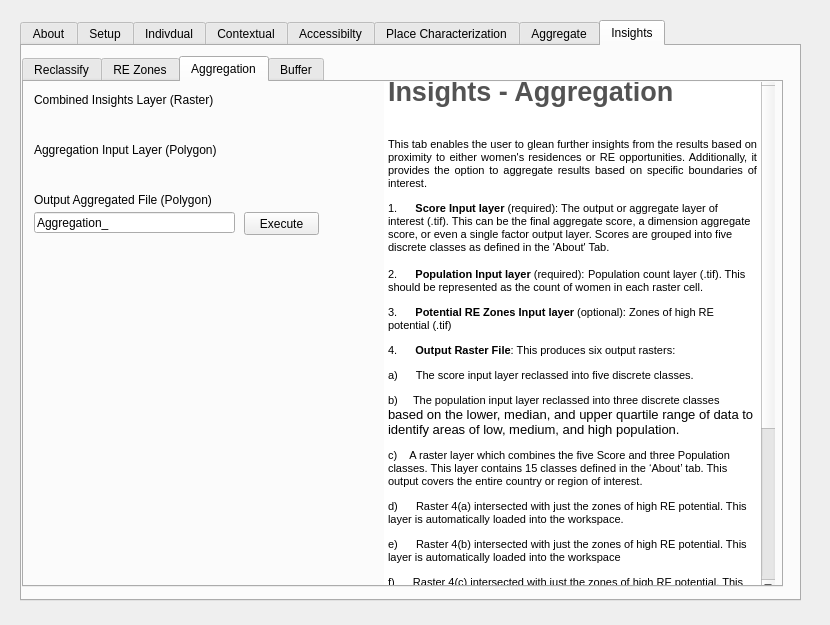
Before: the Qt Designer form gender_indicator_tool/gender_indicator_tool_dialog_base.ui in worldbank/GEEST, drawn with Qt 5.
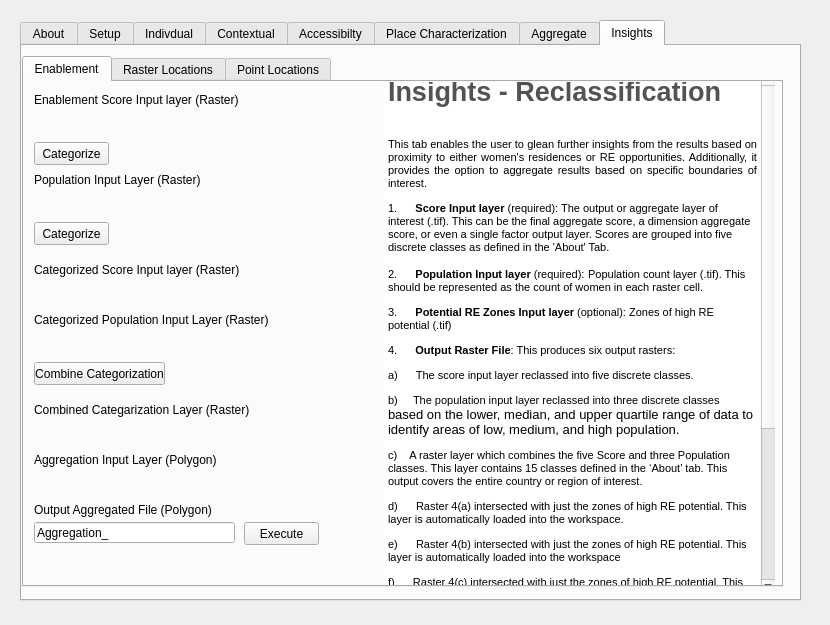
After: the same form once the commit is applied. The open tabs and pages were chosen to show the change. Custom widgets are drawn as their Qt base class.

What changed in the file:
```diff
--- a/gender_indicator_tool/gender_indicator_tool_dialog_base.ui
+++ b/gender_indicator_tool/gender_indicator_tool_dialog_base.ui
@@ -6392,7 +6392,7 @@
      </property>
      <widget class="QWidget" name="tab_38">
       <attribute name="title">
-       <string>Reclassify</string>
+       <string>Enablement</string>
       </attribute>
       <widget class="QLabel" name="label_266">
        <property name="geometry">
@@ -6427,7 +6427,7 @@
         </rect>
        </property>
        <property name="text">
-        <string>Score Input layer (Raster)</string>
+        <string>Enablement Score Input layer (Raster)</string>
        </property>
       </widget>
       <widget class="QgsFileWidget" name="Insights_Population_Input_Field">
@@ -6450,7 +6450,7 @@
         </rect>
        </property>
        <property name="text">
-        <string>Reclassify</string>
+        <string>Categorize</string>
        </property>
       </widget>
       <widget class="QPushButton" name="Pop_reclassify">
@@ -6463,7 +6463,7 @@
         </rect>
        </property>
        <property name="text">
-        <string>Reclassify</string>
+        <string>Categorize</string>
        </property>
       </widget>
       <widget class="QLabel" name="label_271">
@@ -6476,7 +6476,7 @@
         </rect>
        </property>
        <property name="text">
-        <string>Reclassified Score Input layer (Raster)</string>
+        <string>Categorized Score Input layer (Raster)</string>
        </property>
       </widget>
       <widget class="QgsFileWidget" name="Insights_ScoreReclass_Input_Field">
@@ -6509,7 +6509,7 @@
         </rect>
        </property>
        <property name="text">
-        <string>Reclassified Population Input Layer (Raster)</string>
+        <string>Categorized Population Input Layer (Raster)</string>
        </property>
       </widget>
       <widget class="QPushButton" name="Combine_reclassify">
@@ -6517,12 +6517,12 @@
         <rect>
          <x>10</x>
          <y>280</y>
-         <width>75</width>
+         <width>131</width>
          <height>23</height>
         </rect>
        </property>
        <property name="text">
-        <string>Combine</string>
+        <string>Combine Categorization</string>
        </property>
       </widget>
       <widget class="QTextEdit" name="textEdit_34">
@@ -6568,10 +6568,98 @@
 &lt;p style=&quot; margin-top:12px; margin-bottom:12px; margin-left:0px; margin-right:0px; -qt-block-indent:0; text-indent:0px;&quot;&gt;&lt;span style=&quot; font-size:8pt;&quot;&gt;9.&lt;/span&gt;&lt;span style=&quot; font-family:'Times New Roman'; font-size:8pt;&quot;&gt;     &lt;/span&gt;&lt;span style=&quot; font-family:'Times New Roman'; font-size:8pt; font-weight:600;&quot;&gt; &lt;/span&gt;&lt;span style=&quot; font-size:8pt; font-weight:600;&quot;&gt;Buffered Location Output File&lt;/span&gt;&lt;span style=&quot; font-size:8pt;&quot;&gt;: A polygon layer showing the 15 score-population classes created in 4(c) aggregated to a 10-km radius of each point in the Location Input Layer by identifying the majority class. &lt;/span&gt;&lt;/p&gt;&lt;/body&gt;&lt;/html&gt;</string>
        </property>
       </widget>
+      <widget class="QgsFilterLineEdit" name="AGG_Output_Field">
+       <property name="geometry">
+        <rect>
+         <x>10</x>
+         <y>440</y>
+         <width>201</width>
+         <height>21</height>
+        </rect>
+       </property>
+       <property name="text">
+        <string>Aggregation_</string>
+       </property>
+       <property name="qgisRelation" stdset="0">
+        <string notr="true"/>
+       </property>
+      </widget>
+      <widget class="QLabel" name="label_269">
+       <property name="geometry">
+        <rect>
+         <x>10</x>
+         <y>320</y>
+         <width>321</width>
+         <height>16</height>
+        </rect>
+       </property>
+       <property name="text">
+        <string>Combined Categarization Layer (Raster)</string>
+       </property>
+      </widget>
+      <widget class="QgsFileWidget" name="Insights_Polygon_Input_Field">
+       <property name="geometry">
+        <rect>
+         <x>10</x>
+         <y>390</y>
+         <width>231</width>
+         <height>31</height>
+        </rect>
+       </property>
+      </widget>
+      <widget class="QgsFileWidget" name="Insights_Agg_Input_Field">
+       <property name="geometry">
+        <rect>
+         <x>10</x>
+         <y>340</y>
+         <width>231</width>
+         <height>31</height>
+        </rect>
+       </property>
+      </widget>
+      <widget class="QPushButton" name="Aggregation_Execute_PB">
+       <property name="geometry">
+        <rect>
+         <x>220</x>
+         <y>440</y>
+         <width>75</width>
+         <height>23</height>
+        </rect>
+       </property>
+       <property name="text">
+        <string>Execute</string>
+       </property>
+      </widget>
+      <widget class="QLabel" name="label_267">
+       <property name="geometry">
+        <rect>
+         <x>10</x>
+         <y>420</y>
+         <width>291</width>
+         <height>16</height>
+        </rect>
+       </property>
+       <property name="text">
+        <string>Output Aggregated File (Polygon)</string>
+       </property>
+      </widget>
+      <widget class="QLabel" name="label_262">
+       <property name="geometry">
+        <rect>
+         <x>10</x>
+         <y>370</y>
+         <width>281</width>
+         <height>16</height>
+        </rect>
+       </property>
+       <property name="text">
+        <string>Aggregation Input Layer (Polygon)</string>
+       </property>
+      </widget>
      </widget>
      <widget class="QWidget" name="tab_35">
       <attribute name="title">
-       <string>RE Zones</string>
+       <string>Raster Locations</string>
       </attribute>
       <widget class="QTextEdit" name="textEdit_13">
        <property name="enabled">
@@ -6704,133 +6792,7 @@
         </rect>
        </property>
       </widget>
-      <widget class="QLabel" name="label_274">
-       <property name="geometry">
-        <rect>
-         <x>10</x>
-         <y>110</y>
-         <width>251</width>
-         <height>16</height>
-        </rect>
-       </property>
-       <property name="text">
-        <string>Select Visualisation</string>
-       </property>
-      </widget>
-      <widget class="QComboBox" name="Symbology_Style">
-       <property name="geometry">
-        <rect>
-         <x>10</x>
-         <y>130</y>
-         <width>201</width>
-         <height>22</height>
-        </rect>
-       </property>
-      </widget>
-     </widget>
-     <widget class="QWidget" name="tab_36">
-      <attribute name="title">
-       <string>Aggregation</string>
-      </attribute>
-      <widget class="QTextEdit" name="textEdit_23">
-       <property name="enabled">
-        <bool>true</bool>
-       </property>
-       <property name="geometry">
-        <rect>
-         <x>360</x>
-         <y>-10</y>
-         <width>391</width>
-         <height>521</height>
-        </rect>
-       </property>
-       <property name="frameShape">
-        <enum>QFrame::NoFrame</enum>
-       </property>
-       <property name="readOnly">
-        <bool>true</bool>
-       </property>
-       <property name="html">
-        <string>&lt;!DOCTYPE HTML PUBLIC &quot;-//W3C//DTD HTML 4.0//EN&quot; &quot;http://www.w3.org/TR/REC-html40/strict.dtd&quot;&gt;
-&lt;html&gt;&lt;head&gt;&lt;meta name=&quot;qrichtext&quot; content=&quot;1&quot; /&gt;&lt;style type=&quot;text/css&quot;&gt;
-p, li { white-space: pre-wrap; }
-&lt;/style&gt;&lt;/head&gt;&lt;body style=&quot; font-family:'MS Shell Dlg 2'; font-size:8.25pt; font-weight:400; font-style:normal;&quot;&gt;
-&lt;p style=&quot; margin-top:0px; margin-bottom:0px; margin-left:0px; margin-right:0px; -qt-block-indent:0; text-indent:0px;&quot;&gt;&lt;span style=&quot; font-size:20pt; font-weight:600; color:#535353;&quot;&gt;Insights - Aggregation&lt;/span&gt;&lt;/p&gt;
-&lt;p align=&quot;justify&quot; style=&quot;-qt-paragraph-type:empty; margin-top:0px; margin-bottom:0px; margin-left:0px; margin-right:0px; -qt-block-indent:0; text-indent:0px; font-size:20pt; font-weight:600; color:#535353;&quot;&gt;&lt;br /&gt;&lt;/p&gt;
-&lt;p align=&quot;justify&quot; style=&quot; margin-top:0px; margin-bottom:0px; margin-left:0px; margin-right:0px; -qt-block-indent:0; text-indent:0px;&quot;&gt;&lt;span style=&quot; font-size:8pt;&quot;&gt;This tab enables the user to glean further insights from the results based on proximity to either women's residences or RE opportunities. Additionally, it provides the option to aggregate results based on specific boundaries of interest. &lt;/span&gt;&lt;/p&gt;
-&lt;p style=&quot; margin-top:12px; margin-bottom:12px; margin-left:0px; margin-right:0px; -qt-block-indent:0; text-indent:0px;&quot;&gt;&lt;span style=&quot; font-size:8pt;&quot;&gt;1.&lt;/span&gt;&lt;span style=&quot; font-family:'Times New Roman'; font-size:8pt;&quot;&gt;      &lt;/span&gt;&lt;span style=&quot; font-size:8pt; font-weight:600;&quot;&gt;Score Input layer&lt;/span&gt;&lt;span style=&quot; font-size:8pt;&quot;&gt; (required): The output or aggregate layer of interest (.tif). This can be the final aggregate score, a dimension aggregate score, or even a single factor output layer. Scores are grouped into five discrete classes as defined in the 'About' Tab.&lt;/span&gt;&lt;/p&gt;
-&lt;p style=&quot; margin-top:12px; margin-bottom:12px; margin-left:0px; margin-right:0px; -qt-block-indent:0; text-indent:0px;&quot;&gt;&lt;span style=&quot; font-size:8pt;&quot;&gt;2.&lt;/span&gt;&lt;span style=&quot; font-family:'Times New Roman'; font-size:8pt;&quot;&gt;     &lt;/span&gt;&lt;span style=&quot; font-family:'Times New Roman'; font-size:8pt; font-weight:600;&quot;&gt; &lt;/span&gt;&lt;span style=&quot; font-size:8pt; font-weight:600;&quot;&gt;Population Input layer&lt;/span&gt;&lt;span style=&quot; font-size:8pt;&quot;&gt; (required):&lt;/span&gt;&lt;span style=&quot; font-size:10pt;&quot;&gt; &lt;/span&gt;&lt;span style=&quot; font-size:8pt;&quot;&gt;Population count layer (.tif). This should be represented as the count of women in each raster cell. &lt;/span&gt;&lt;/p&gt;
-&lt;p style=&quot; margin-top:12px; margin-bottom:12px; margin-left:0px; margin-right:0px; -qt-block-indent:0; text-indent:0px;&quot;&gt;&lt;span style=&quot; font-size:8pt;&quot;&gt;3.&lt;/span&gt;&lt;span style=&quot; font-family:'Times New Roman'; font-size:8pt;&quot;&gt;      &lt;/span&gt;&lt;span style=&quot; font-size:8pt; font-weight:600;&quot;&gt;Potential RE Zones Input layer&lt;/span&gt;&lt;span style=&quot; font-size:8pt;&quot;&gt; (optional): Zones of high RE potential (.tif) &lt;/span&gt;&lt;/p&gt;
-&lt;p style=&quot; margin-top:12px; margin-bottom:12px; margin-left:0px; margin-right:0px; -qt-block-indent:0; text-indent:0px;&quot;&gt;&lt;span style=&quot; font-size:8pt;&quot;&gt;4.&lt;/span&gt;&lt;span style=&quot; font-family:'Times New Roman'; font-size:8pt;&quot;&gt;     &lt;/span&gt;&lt;span style=&quot; font-family:'Times New Roman'; font-size:8pt; font-weight:600;&quot;&gt; &lt;/span&gt;&lt;span style=&quot; font-size:8pt; font-weight:600;&quot;&gt;Output Raster File&lt;/span&gt;&lt;span style=&quot; font-size:8pt;&quot;&gt;: This produces six output rasters: &lt;/span&gt;&lt;/p&gt;
-&lt;p style=&quot; margin-top:12px; margin-bottom:12px; margin-left:0px; margin-right:0px; -qt-block-indent:0; text-indent:0px;&quot;&gt;&lt;span style=&quot; font-size:8pt;&quot;&gt;a)&lt;/span&gt;&lt;span style=&quot; font-family:'Times New Roman'; font-size:8pt;&quot;&gt;      &lt;/span&gt;&lt;span style=&quot; font-size:8pt;&quot;&gt;The score input layer reclassed into five discrete classes.&lt;/span&gt;&lt;/p&gt;
-&lt;p style=&quot; margin-top:12px; margin-bottom:12px; margin-left:0px; margin-right:0px; -qt-block-indent:0; text-indent:0px;&quot;&gt;&lt;span style=&quot; font-size:8pt;&quot;&gt;b)&lt;/span&gt;&lt;span style=&quot; font-family:'Times New Roman'; font-size:8pt;&quot;&gt;     &lt;/span&gt;&lt;span style=&quot; font-size:8pt;&quot;&gt;The population input layer reclassed into three discrete classes&lt;/span&gt;&lt;span style=&quot; font-family:'Calibri','sans-serif'; font-size:10pt;&quot;&gt; based on the lower, median, and upper quartile range of data to identify areas of low, medium, and high population.&lt;/span&gt;&lt;/p&gt;
-&lt;p style=&quot; margin-top:12px; margin-bottom:12px; margin-left:0px; margin-right:0px; -qt-block-indent:0; text-indent:0px;&quot;&gt;&lt;span style=&quot; font-size:8pt;&quot;&gt;c)&lt;/span&gt;&lt;span style=&quot; font-family:'Times New Roman'; font-size:8pt;&quot;&gt;    &lt;/span&gt;&lt;span style=&quot; font-size:8pt;&quot;&gt;A raster layer which combines the five Score and three Population classes. This layer contains 15 classes defined in the ‘About’ tab. This output covers the entire country or region of interest. &lt;/span&gt;&lt;/p&gt;
-&lt;p style=&quot; margin-top:12px; margin-bottom:12px; margin-left:0px; margin-right:0px; -qt-block-indent:0; text-indent:0px;&quot;&gt;&lt;span style=&quot; font-size:8pt;&quot;&gt;d)&lt;/span&gt;&lt;span style=&quot; font-family:'Times New Roman'; font-size:8pt;&quot;&gt;      &lt;/span&gt;&lt;span style=&quot; font-size:8pt;&quot;&gt;Raster 4(a) intersected with just the zones of high RE potential. This layer is automatically loaded into the workspace.&lt;/span&gt;&lt;/p&gt;
-&lt;p style=&quot; margin-top:12px; margin-bottom:12px; margin-left:0px; margin-right:0px; -qt-block-indent:0; text-indent:0px;&quot;&gt;&lt;span style=&quot; font-size:8pt;&quot;&gt;e)&lt;/span&gt;&lt;span style=&quot; font-family:'Times New Roman'; font-size:8pt;&quot;&gt;      &lt;/span&gt;&lt;span style=&quot; font-size:8pt;&quot;&gt;Raster 4(b) intersected with just the zones of high RE potential. This layer is automatically loaded into the workspace&lt;/span&gt;&lt;/p&gt;
-&lt;p style=&quot; margin-top:12px; margin-bottom:12px; margin-left:0px; margin-right:0px; -qt-block-indent:0; text-indent:0px;&quot;&gt;&lt;span style=&quot; font-size:8pt;&quot;&gt;f)&lt;/span&gt;&lt;span style=&quot; font-family:'Times New Roman'; font-size:8pt;&quot;&gt;      &lt;/span&gt;&lt;span style=&quot; font-size:8pt;&quot;&gt;Raster 4(c) intersected with just the zones of high RE potential. This layer is automatically loaded into the workspace&lt;/span&gt;&lt;/p&gt;
-&lt;p style=&quot; margin-top:12px; margin-bottom:12px; margin-left:0px; margin-right:0px; -qt-block-indent:0; text-indent:0px;&quot;&gt;&lt;span style=&quot; font-size:8pt;&quot;&gt;5.&lt;/span&gt;&lt;span style=&quot; font-family:'Times New Roman'; font-size:8pt;&quot;&gt;     &lt;/span&gt;&lt;span style=&quot; font-family:'Times New Roman'; font-size:8pt; font-weight:600;&quot;&gt; &lt;/span&gt;&lt;span style=&quot; font-size:8pt; font-weight:600;&quot;&gt;Insights layer&lt;/span&gt;&lt;span style=&quot; font-size:8pt;&quot;&gt;: The raster created in 4(c) above (filepath automatically loaded). &lt;/span&gt;&lt;/p&gt;
-&lt;p style=&quot; margin-top:12px; margin-bottom:12px; margin-left:0px; margin-right:0px; -qt-block-indent:0; text-indent:0px;&quot;&gt;&lt;span style=&quot; font-size:8pt;&quot;&gt;6.&lt;/span&gt;&lt;span style=&quot; font-family:'Times New Roman'; font-size:8pt;&quot;&gt;      &lt;/span&gt;&lt;span style=&quot; font-size:8pt; font-weight:600;&quot;&gt;Aggregation Input layer&lt;/span&gt;&lt;span style=&quot; font-size:8pt;&quot;&gt; (optional): Polygon layer representing boundaries of interest for aggregation (e.g. municipal boundary layer) &lt;/span&gt;&lt;/p&gt;
-&lt;p style=&quot; margin-top:12px; margin-bottom:12px; margin-left:0px; margin-right:0px; -qt-block-indent:0; text-indent:0px;&quot;&gt;&lt;span style=&quot; font-size:8pt;&quot;&gt;7.&lt;/span&gt;&lt;span style=&quot; font-family:'Times New Roman'; font-size:8pt;&quot;&gt;      &lt;/span&gt;&lt;span style=&quot; font-size:8pt; font-weight:600;&quot;&gt;Output Aggregated File&lt;/span&gt;&lt;span style=&quot; font-size:8pt;&quot;&gt;: A polygon layer showing the 15 score-population classes created in 4(c) aggregated to the scale of the aggregation input layer by identifying the majority class. &lt;/span&gt;&lt;/p&gt;
-&lt;p style=&quot; margin-top:12px; margin-bottom:12px; margin-left:0px; margin-right:0px; -qt-block-indent:0; text-indent:0px;&quot;&gt;&lt;span style=&quot; font-size:8pt;&quot;&gt;8.&lt;/span&gt;&lt;span style=&quot; font-family:'Times New Roman'; font-size:8pt;&quot;&gt;     &lt;/span&gt;&lt;span style=&quot; font-family:'Times New Roman'; font-size:8pt; font-weight:600;&quot;&gt; &lt;/span&gt;&lt;span style=&quot; font-size:8pt; font-weight:600;&quot;&gt;Location Input laye&lt;/span&gt;&lt;span style=&quot; font-size:8pt;&quot;&gt;r: (optional) Point locations of interest (.shp). These could be existing RE job locations or other points of interest. &lt;/span&gt;&lt;/p&gt;
-&lt;p style=&quot; margin-top:12px; margin-bottom:12px; margin-left:0px; margin-right:0px; -qt-block-indent:0; text-indent:0px;&quot;&gt;&lt;span style=&quot; font-size:8pt;&quot;&gt;9.&lt;/span&gt;&lt;span style=&quot; font-family:'Times New Roman'; font-size:8pt;&quot;&gt;     &lt;/span&gt;&lt;span style=&quot; font-family:'Times New Roman'; font-size:8pt; font-weight:600;&quot;&gt; &lt;/span&gt;&lt;span style=&quot; font-size:8pt; font-weight:600;&quot;&gt;Buffered Location Output File&lt;/span&gt;&lt;span style=&quot; font-size:8pt;&quot;&gt;: A polygon layer showing the 15 score-population classes created in 4(c) aggregated to a 10-km radius of each point in the Location Input Layer by identifying the majority class. &lt;/span&gt;&lt;/p&gt;&lt;/body&gt;&lt;/html&gt;</string>
-       </property>
-      </widget>
-      <widget class="QLabel" name="label_262">
-       <property name="geometry">
-        <rect>
-         <x>10</x>
-         <y>60</y>
-         <width>281</width>
-         <height>16</height>
-        </rect>
-       </property>
-       <property name="text">
-        <string>Aggregation Input Layer (Polygon)</string>
-       </property>
-      </widget>
-      <widget class="QLabel" name="label_267">
-       <property name="geometry">
-        <rect>
-         <x>10</x>
-         <y>110</y>
-         <width>291</width>
-         <height>16</height>
-        </rect>
-       </property>
-       <property name="text">
-        <string>Output Aggregated File (Polygon)</string>
-       </property>
-      </widget>
-      <widget class="QgsFilterLineEdit" name="AGG_Output_Field">
-       <property name="geometry">
-        <rect>
-         <x>10</x>
-         <y>130</y>
-         <width>201</width>
-         <height>21</height>
-        </rect>
-       </property>
-       <property name="text">
-        <string>Aggregation_</string>
-       </property>
-       <property name="qgisRelation" stdset="0">
-        <string notr="true"/>
-       </property>
-      </widget>
-      <widget class="QLabel" name="label_269">
-       <property name="geometry">
-        <rect>
-         <x>10</x>
-         <y>10</y>
-         <width>321</width>
-         <height>16</height>
-        </rect>
-       </property>
-       <property name="text">
-        <string>Combined Insights Layer (Raster)</string>
-       </property>
-      </widget>
-      <widget class="QgsFileWidget" name="Insights_Polygon_Input_Field">
+      <widget class="QgsFileWidget" name="Insights_AGGReclass_Input_Field">
        <property name="geometry">
         <rect>
          <x>10</x>
@@ -6840,33 +6802,20 @@
         </rect>
        </property>
       </widget>
-      <widget class="QPushButton" name="Aggregation_Execute_PB">
-       <property name="geometry">
-        <rect>
-         <x>220</x>
-         <y>130</y>
-         <width>75</width>
-         <height>23</height>
-        </rect>
-       </property>
-       <property name="text">
-        <string>Execute</string>
-       </property>
-      </widget>
-      <widget class="QgsFileWidget" name="Insights_Agg_Input_Field">
+      <widget class="QLabel" name="label_275">
        <property name="geometry">
         <rect>
          <x>10</x>
-         <y>30</y>
-         <width>231</width>
-         <height>31</height>
+         <y>60</y>
+         <width>311</width>
+         <height>16</height>
         </rect>
        </property>
       </widget>
      </widget>
      <widget class="QWidget" name="tab_37">
       <attribute name="title">
-       <string>Buffer</string>
+       <string>Point Locations</string>
       </attribute>
       <widget class="QTextEdit" name="textEdit_31">
        <property name="enabled">
```
Left out of the diff: 46 changed lines with no effect on the pictures.
